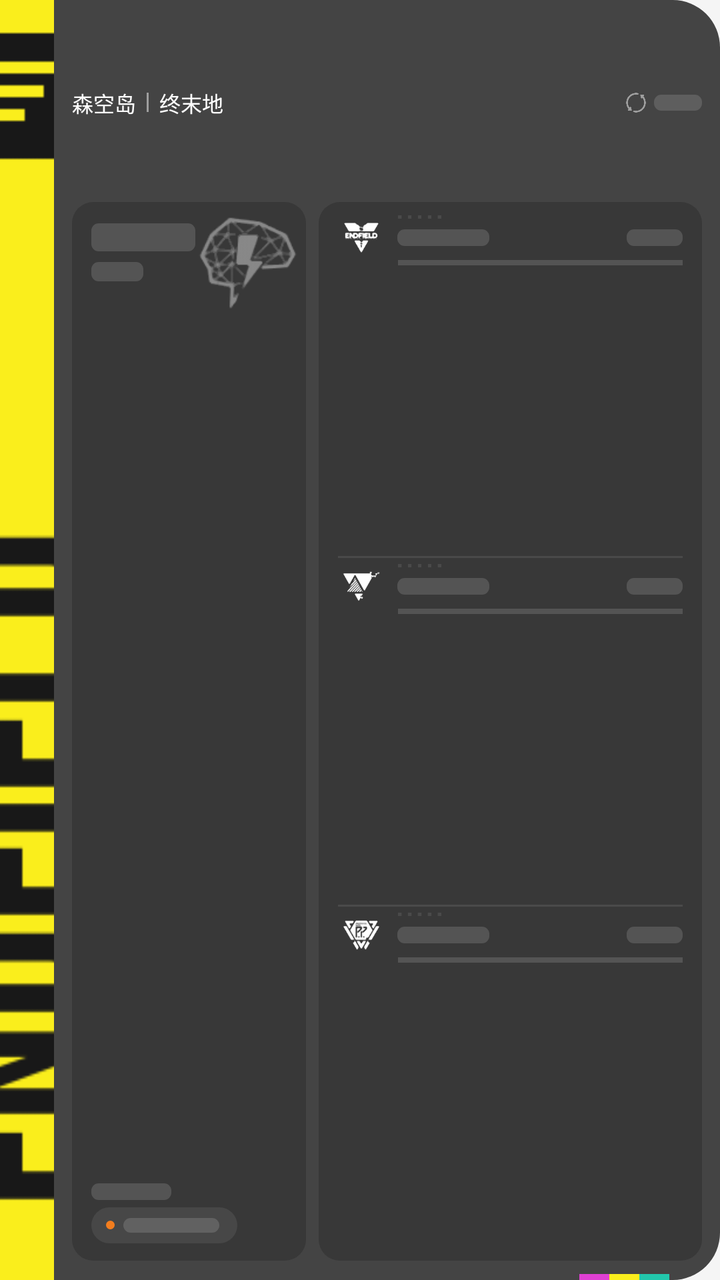
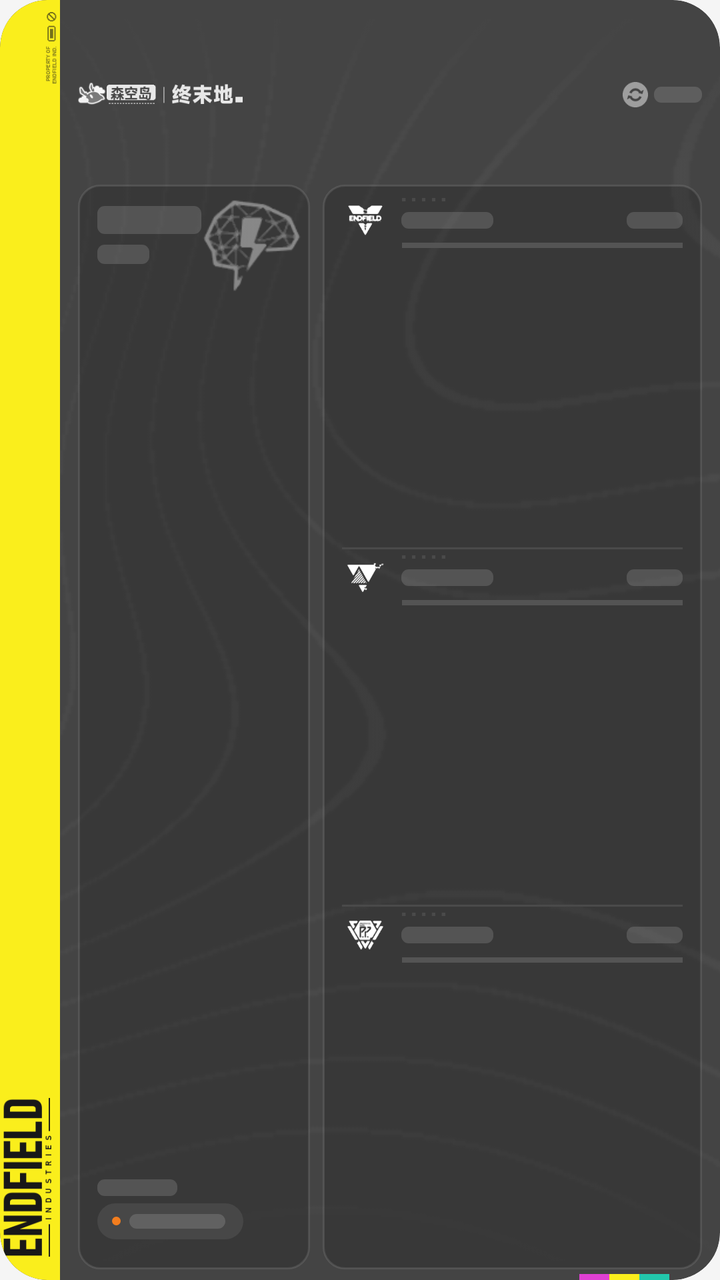

Screens rendered from an Android XML layout before and after an edit, with the pre-edit source and the edit as a unified diff.
<!-- AndroidManifest.xml: application theme Theme.Tsuki -->
<!-- res/layout/endfield_widget_loading.xml -->
<?xml version="1.0" encoding="utf-8"?>
<FrameLayout xmlns:android="http://schemas.android.com/apk/res/android" xmlns:tools="http://schemas.android.com/tools"
    android:id="@android:id/background" android:forceDarkAllowed="false" android:layout_width="match_parent"
    android:layout_height="match_parent" android:background="@drawable/widget_endfield_surface"
    android:contentDescription="@string/endfield_loading"
    tools:ignore="NestedWeights">
  <LinearLayout android:id="@+id/endfield_content" android:layout_width="match_parent" android:layout_height="match_parent"
      android:orientation="horizontal" android:baselineAligned="false">
    <ImageView android:id="@+id/endfield_band" android:layout_width="27dp" android:layout_height="match_parent"
        android:src="@drawable/widget_endfield_band" android:scaleType="centerCrop" android:importantForAccessibility="no" />
    <LinearLayout android:id="@+id/endfield_main" android:layout_width="0dp" android:layout_height="match_parent" android:layout_weight="1"
        android:orientation="vertical" android:paddingStart="9dp" android:paddingEnd="9dp" android:paddingTop="7.2dp"
        android:paddingBottom="9.72dp">
      <LinearLayout android:id="@+id/status_header" android:layout_width="match_parent" android:layout_height="0dp" android:layout_weight="19.44" android:gravity="center_vertical"
          android:orientation="horizontal" android:baselineAligned="false">
        <LinearLayout android:id="@+id/endfield_brand" android:layout_width="wrap_content" android:layout_height="wrap_content"
            android:gravity="center_vertical" android:orientation="horizontal" android:baselineAligned="false">
          <TextView android:id="@+id/endfield_brand_platform" android:layout_width="wrap_content" android:layout_height="wrap_content" android:text="@string/endfield_brand_platform" android:textColor="@color/widget_endfield_text" android:textStyle="bold" style="@style/WidgetEndfield.Brand" />
          <LinearLayout android:id="@+id/endfield_brand_divider" android:layout_width="1dp" android:layout_height="9.72dp" android:layout_marginStart="5.4dp" android:layout_marginEnd="5.4dp" android:background="@color/widget_endfield_secondary" android:orientation="vertical" android:importantForAccessibility="no" />
          <TextView android:id="@+id/endfield_brand_game" android:layout_width="wrap_content" android:layout_height="wrap_content" android:text="@string/endfield_brand_game" android:textColor="@color/widget_endfield_text" android:textStyle="bold" style="@style/WidgetEndfield.Brand" />
        </LinearLayout>
        <FrameLayout android:id="@+id/endfield_header_space" android:layout_width="0dp" android:layout_height="match_parent"
            android:layout_weight="1" />
        <LinearLayout android:id="@+id/status_refresh_hit" android:contentDescription="@string/status_refresh" android:layout_width="wrap_content" android:layout_height="match_parent" android:paddingStart="7.2dp"
            android:paddingEnd="0dp" android:gravity="center_vertical" android:orientation="horizontal" android:baselineAligned="false"
            tools:ignore="UseCompoundDrawables">
          <ImageView android:id="@+id/status_refresh_arrow" android:layout_width="12dp" android:layout_height="12dp"
              android:src="@drawable/widget_refresh" android:tint="@color/widget_endfield_secondary" android:importantForAccessibility="no" />
          <ImageView android:id="@+id/endfield_loading_refresh" android:layout_width="wrap_content" android:layout_height="wrap_content" android:minWidth="24dp" android:minHeight="8dp" android:layout_marginStart="2.88dp" android:background="@drawable/widget_placeholder_dark" android:importantForAccessibility="no" />
        </LinearLayout>
      </LinearLayout>
      <LinearLayout android:id="@+id/endfield_body" android:layout_width="match_parent" android:layout_height="0dp" android:layout_weight="116.43" android:layout_marginTop="5.4dp"
          android:orientation="horizontal" android:baselineAligned="false">
        <FrameLayout android:id="@+id/status_sanity_primary" android:layout_width="0dp" android:layout_height="match_parent"
            android:layout_weight="0.76" android:layout_marginEnd="6.48dp" android:background="@drawable/widget_endfield_panel">
          <ImageView android:id="@+id/status_sanity_icon" android:layout_width="50.4dp" android:layout_height="50.4dp" android:layout_gravity="top|end"
              android:layout_marginTop="5.4dp" android:layout_marginEnd="3.6dp" android:alpha="0.4" android:scaleType="fitCenter"
              android:src="@drawable/widget_endfield_sanity" android:importantForAccessibility="no" />
          <LinearLayout android:id="@+id/endfield_sanity_info" android:layout_width="match_parent" android:layout_height="match_parent"
              android:orientation="vertical" android:paddingStart="9.72dp" android:paddingEnd="8.64dp" android:paddingTop="10.8dp"
              android:paddingBottom="8.64dp">
            <ImageView android:id="@+id/endfield_loading_sanity" android:layout_width="wrap_content" android:layout_height="wrap_content" android:minWidth="52dp" android:minHeight="14dp" android:background="@drawable/widget_placeholder_dark" android:importantForAccessibility="no" />
            <ImageView android:id="@+id/endfield_loading_sanity_label" android:layout_width="wrap_content" android:layout_height="wrap_content" android:minWidth="26dp" android:minHeight="9.6dp" android:layout_marginTop="5.4dp" android:background="@drawable/widget_placeholder_dark" android:importantForAccessibility="no" />
            <FrameLayout android:id="@+id/endfield_sanity_space" android:layout_width="match_parent" android:layout_height="0dp"
                android:layout_weight="1" />
            <ImageView android:id="@+id/endfield_loading_recovery" android:layout_width="wrap_content" android:layout_height="wrap_content" android:minWidth="40dp" android:minHeight="8.4dp" android:background="@drawable/widget_placeholder_dark" android:importantForAccessibility="no" />
            <LinearLayout android:id="@+id/status_sanity_timer_row" android:layout_width="wrap_content" android:layout_height="18dp"
                android:layout_marginTop="3.6dp" android:paddingStart="7.2dp" android:paddingEnd="9dp" android:gravity="center_vertical"
                android:background="@drawable/widget_endfield_pill" android:orientation="horizontal" android:baselineAligned="false"
                tools:ignore="UseCompoundDrawables">
              <ImageView android:id="@+id/status_sanity_clock" android:layout_width="4.32dp" android:layout_height="4.32dp"
                  android:layout_marginEnd="4.32dp" android:src="@drawable/widget_endfield_dot" android:importantForAccessibility="no" />
              <ImageView android:id="@+id/endfield_loading_sanity_time" android:layout_width="wrap_content" android:layout_height="wrap_content" android:minWidth="48dp" android:minHeight="7.2dp" android:background="@drawable/widget_placeholder_dark" android:importantForAccessibility="no" />
            </LinearLayout>
          </LinearLayout>
        </FrameLayout>
        <LinearLayout android:id="@+id/endfield_rows" android:layout_width="0dp" android:layout_height="match_parent" android:layout_weight="1.24"
            android:orientation="vertical" android:paddingStart="9.72dp" android:paddingEnd="9.72dp" android:paddingTop="3.6dp"
            android:paddingBottom="3.6dp" android:background="@drawable/widget_endfield_panel">
          <LinearLayout android:id="@+id/endfield_daily_cell" android:layout_width="match_parent" android:layout_height="0dp"
              android:layout_weight="1" android:orientation="vertical" android:gravity="top" android:paddingTop="2.88dp"
              android:baselineAligned="false">
            <ImageView android:id="@+id/endfield_daily_dots" android:layout_width="21.6dp" android:layout_height="1.8dp"
                android:layout_marginStart="29.88dp" android:src="@drawable/widget_endfield_dots" android:scaleType="fitXY"
                android:importantForAccessibility="no" />
            <LinearLayout android:id="@+id/endfield_daily_info" android:layout_width="match_parent" android:layout_height="wrap_content"
                android:layout_marginTop="1.8dp" android:orientation="horizontal" android:gravity="center_vertical"
                android:baselineAligned="false">
              <ImageView android:id="@+id/endfield_daily_icon" android:layout_width="23.4dp" android:layout_height="15.6dp"
                  android:scaleType="fitCenter" android:src="@drawable/widget_endfield_daily" android:importantForAccessibility="no" />
              <FrameLayout android:layout_width="0dp" android:layout_height="wrap_content" android:layout_weight="1" android:layout_marginStart="6.48dp"><ImageView android:id="@+id/endfield_loading_daily_label" android:layout_width="wrap_content" android:layout_height="wrap_content" android:minWidth="46dp" android:minHeight="8.4dp" android:layout_gravity="start|center_vertical" android:background="@drawable/widget_placeholder_dark" android:importantForAccessibility="no" /></FrameLayout>
              <ImageView android:id="@+id/endfield_loading_daily" android:layout_width="wrap_content" android:layout_height="wrap_content" android:minWidth="28dp" android:minHeight="8.4dp" android:background="@drawable/widget_placeholder_dark" android:importantForAccessibility="no" />
            </LinearLayout>
            <LinearLayout android:id="@+id/endfield_daily_progress" android:layout_width="match_parent" android:layout_height="2.52dp" android:layout_marginTop="3.24dp" android:layout_marginStart="29.88dp" android:background="@color/widget_endfield_track" android:orientation="horizontal" android:importantForAccessibility="no" />
          </LinearLayout>
          <LinearLayout android:id="@+id/endfield_divider_1" android:layout_width="match_parent" android:layout_height="1dp" android:background="@color/widget_endfield_divider" android:orientation="vertical" android:importantForAccessibility="no" />
          <LinearLayout android:id="@+id/endfield_weekly_cell" android:layout_width="match_parent" android:layout_height="0dp"
              android:layout_weight="1" android:orientation="vertical" android:gravity="top" android:paddingTop="2.88dp"
              android:baselineAligned="false">
            <ImageView android:id="@+id/endfield_weekly_dots" android:layout_width="21.6dp" android:layout_height="1.8dp"
                android:layout_marginStart="29.88dp" android:src="@drawable/widget_endfield_dots" android:scaleType="fitXY"
                android:importantForAccessibility="no" />
            <LinearLayout android:id="@+id/endfield_weekly_info" android:layout_width="match_parent" android:layout_height="wrap_content"
                android:layout_marginTop="1.8dp" android:orientation="horizontal" android:gravity="center_vertical"
                android:baselineAligned="false">
              <ImageView android:id="@+id/endfield_weekly_icon" android:layout_width="23.4dp" android:layout_height="15.6dp"
                  android:scaleType="fitCenter" android:src="@drawable/widget_endfield_weekly" android:importantForAccessibility="no" />
              <FrameLayout android:layout_width="0dp" android:layout_height="wrap_content" android:layout_weight="1" android:layout_marginStart="6.48dp"><ImageView android:id="@+id/endfield_loading_weekly_label" android:layout_width="wrap_content" android:layout_height="wrap_content" android:minWidth="46dp" android:minHeight="8.4dp" android:layout_gravity="start|center_vertical" android:background="@drawable/widget_placeholder_dark" android:importantForAccessibility="no" /></FrameLayout>
              <ImageView android:id="@+id/endfield_loading_weekly" android:layout_width="wrap_content" android:layout_height="wrap_content" android:minWidth="28dp" android:minHeight="8.4dp" android:background="@drawable/widget_placeholder_dark" android:importantForAccessibility="no" />
            </LinearLayout>
            <LinearLayout android:id="@+id/endfield_weekly_progress" android:layout_width="match_parent" android:layout_height="2.52dp" android:layout_marginTop="3.24dp" android:layout_marginStart="29.88dp" android:background="@color/widget_endfield_track" android:orientation="horizontal" android:importantForAccessibility="no" />
          </LinearLayout>
          <LinearLayout android:id="@+id/endfield_divider_2" android:layout_width="match_parent" android:layout_height="1dp" android:background="@color/widget_endfield_divider" android:orientation="vertical" android:importantForAccessibility="no" />
          <LinearLayout android:id="@+id/endfield_pass_cell" android:layout_width="match_parent" android:layout_height="0dp"
              android:layout_weight="1" android:orientation="vertical" android:gravity="top" android:paddingTop="2.88dp"
              android:baselineAligned="false">
            <ImageView android:id="@+id/endfield_pass_dots" android:layout_width="21.6dp" android:layout_height="1.8dp"
                android:layout_marginStart="29.88dp" android:src="@drawable/widget_endfield_dots" android:scaleType="fitXY"
                android:importantForAccessibility="no" />
            <LinearLayout android:id="@+id/endfield_pass_info" android:layout_width="match_parent" android:layout_height="wrap_content"
                android:layout_marginTop="1.8dp" android:orientation="horizontal" android:gravity="center_vertical"
                android:baselineAligned="false">
              <ImageView android:id="@+id/endfield_pass_icon" android:layout_width="23.4dp" android:layout_height="15.6dp"
                  android:scaleType="fitCenter" android:src="@drawable/widget_endfield_pass" android:importantForAccessibility="no" />
              <FrameLayout android:layout_width="0dp" android:layout_height="wrap_content" android:layout_weight="1" android:layout_marginStart="6.48dp"><ImageView android:id="@+id/endfield_loading_pass_label" android:layout_width="wrap_content" android:layout_height="wrap_content" android:minWidth="46dp" android:minHeight="8.4dp" android:layout_gravity="start|center_vertical" android:background="@drawable/widget_placeholder_dark" android:importantForAccessibility="no" /></FrameLayout>
              <ImageView android:id="@+id/endfield_loading_pass" android:layout_width="wrap_content" android:layout_height="wrap_content" android:minWidth="28dp" android:minHeight="8.4dp" android:background="@drawable/widget_placeholder_dark" android:importantForAccessibility="no" />
            </LinearLayout>
            <LinearLayout android:id="@+id/endfield_pass_progress" android:layout_width="match_parent" android:layout_height="2.52dp" android:layout_marginTop="3.24dp" android:layout_marginStart="29.88dp" android:background="@color/widget_endfield_track" android:orientation="horizontal" android:importantForAccessibility="no" />
          </LinearLayout>
        </LinearLayout>
      </LinearLayout>
    </LinearLayout>
  </LinearLayout>
  <LinearLayout android:id="@+id/endfield_stripe" android:layout_width="wrap_content" android:layout_height="2.88dp"
      android:layout_gravity="bottom|end" android:layout_marginEnd="25.2dp" android:orientation="horizontal"
      android:importantForAccessibility="no">
    <LinearLayout android:id="@+id/endfield_stripe_magenta" android:layout_width="15.12dp" android:layout_height="match_parent" android:background="@color/widget_endfield_magenta" android:orientation="vertical" android:importantForAccessibility="no" />
    <LinearLayout android:id="@+id/endfield_stripe_yellow" android:layout_width="15.12dp" android:layout_height="match_parent" android:background="@color/widget_endfield_yellow" android:orientation="vertical" android:importantForAccessibility="no" />
    <LinearLayout android:id="@+id/endfield_stripe_cyan" android:layout_width="15.12dp" android:layout_height="match_parent" android:background="@color/widget_endfield_cyan" android:orientation="vertical" android:importantForAccessibility="no" />
  </LinearLayout>
</FrameLayout>
<!-- resources referenced by this layout -->
<resources>
  <color name="widget_endfield_cyan">#FF22C7AC</color>
  <color name="widget_endfield_divider">#FF4A4A4A</color>
  <color name="widget_endfield_magenta">#FFE040D3</color>
  <color name="widget_endfield_secondary">#FF9E9E9E</color>
  <color name="widget_endfield_text">#FFFFFFFF</color>
  <color name="widget_endfield_track">#FF545454</color>
  <color name="widget_endfield_yellow">#FFFAEE1C</color>
  <!-- drawable widget_endfield_band: png bitmap (drawable-nodpi, 3541 bytes) -->
  <!-- drawable widget_endfield_panel (drawable) -->
  <?xml version="1.0" encoding="utf-8"?>
  <shape xmlns:android="http://schemas.android.com/apk/res/android" android:shape="rectangle">
      <solid android:color="@color/widget_endfield_panel" />
      <corners android:radius="10.8dp" />
  </shape>
  <!-- drawable widget_endfield_pill (drawable) -->
  <?xml version="1.0" encoding="utf-8"?>
  <shape xmlns:android="http://schemas.android.com/apk/res/android" android:shape="rectangle">
      <solid android:color="@color/widget_endfield_pill" />
      <corners android:radius="100dp" />
  </shape>
  <!-- drawable widget_placeholder_dark (drawable) -->
  <?xml version="1.0" encoding="utf-8"?>
  <shape xmlns:android="http://schemas.android.com/apk/res/android" android:shape="rectangle">
      <solid android:color="@color/widget_placeholder_dark" />
      <corners android:radius="3.6dp" />
  </shape>
  <!-- drawable widget_refresh (drawable) -->
  <?xml version="1.0" encoding="utf-8"?>
  <vector xmlns:android="http://schemas.android.com/apk/res/android" android:width="24dp" android:height="24dp"
      android:viewportWidth="1225.2" android:viewportHeight="1225.2">
      <path android:fillColor="#FFFFFFFF" android:fillType="nonZero" android:pathData="M1025.1,245.1 L1004.1,272.1 Q998.1,280.1,998.1,287.6 Q998.1,295.1,1005.1,304.1 Q1066.1,385.1,1092.6,481.1 Q1119.1,577.1,1107.6,675.6 Q1096.1,774.1,1044.1,862.1 Q988.1,958.1,899.1,1020.6 Q810.1,1083.1,702.6,1103.1 Q595.1,1123.1,485.1,1095.1 Q471.1,1091.1,466.1,1079.6 Q461.1,1068.1,467.1,1057.1 L483.1,1030.1 Q489.1,1018.1,496.1,1015.6 Q503.1,1013.1,515.1,1015.1 Q605.1,1035.1,692.6,1017.6 Q780.1,1000.1,852.6,949.1 Q925.1,898.1,970.1,819.1 Q1012.1,747.1,1022.6,666.6 Q1033.1,586.1,1012.6,508.6 Q992.1,431.1,945.1,367.1 Q942.1,363.1,937.6,363.1 Q933.1,363.1,929.1,368.1 L913.1,388.1 Q907.1,395.1,898.1,397.1 Q889.1,399.1,881.1,394.1 Q873.1,389.1,869.1,375.1 L831.1,232.1 Q828.1,220.1,834.6,211.1 Q841.1,202.1,854.1,202.1 L1008.1,206.1 Q1019.1,206.1,1025.1,212.6 Q1031.1,219.1,1031.1,228.6 Q1031.1,238.1,1025.1,245.1 Z M744.1,166.1 L728.1,194.1 Q720.1,212.1,693.1,207.1 Q606.1,191.1,522.1,210.1 Q438.1,229.1,368.6,279.6 Q299.1,330.1,255.1,406.1 Q214.1,477.1,203.1,556.6 Q192.1,636.1,211.6,713.1 Q231.1,790.1,277.1,854.1 Q281.1,859.1,287.6,859.1 Q294.1,859.1,298.1,854.1 L317.1,831.1 Q327.1,820.1,340.1,823.1 Q353.1,826.1,357.1,840.1 L396.1,982.1 Q401.1,999.1,395.1,1009.6 Q389.1,1020.1,374.1,1019.1 L219.1,1015.1 Q209.1,1015.1,203.6,1008.6 Q198.1,1002.1,197.6,993.6 Q197.1,985.1,201.1,979.1 L219.1,954.1 Q226.1,945.1,226.6,937.6 Q227.1,930.1,222.1,923.1 Q160.1,843.1,133.1,747.1 Q106.1,651.1,117.6,551.6 Q129.1,452.1,181.1,363.1 Q235.1,269.1,322.1,207.6 Q409.1,146.1,513.6,124.1 Q618.1,102.1,724.1,126.1 Q740.1,130.1,745.6,142.6 Q751.1,155.1,744.1,166.1 Z" />
  </vector>
  <string name="endfield_brand_game">终末地</string>
  <string name="endfield_brand_platform">森空岛</string>
  <string name="endfield_loading">正在加载明日方舟：终末地数据</string>
  <string name="status_refresh">刷新</string>
  <style name="WidgetEndfield.Brand"><item name="android:textSize">@dimen/widget_endfield_brand</item></style>
  <color name="widget_endfield_dot">#FFF27D1E</color>
  <color name="widget_endfield_panel">#FF383838</color>
  <color name="widget_endfield_pill">#FF474747</color>
  <color name="widget_endfield_surface">#FF444444</color>
  <color name="widget_placeholder_dark">#24FFFFFF</color>
  <dimen name="widget_endfield_brand">10.8dp</dimen>
  <!-- unchanged entries left out for length: 8 -->
</resources>

<!-- the commit's change to res/layout/endfield_widget_loading.xml (unified diff, before → after) -->
@@ -1,35 +1,43 @@
 <?xml version="1.0" encoding="utf-8"?>
 <FrameLayout xmlns:android="http://schemas.android.com/apk/res/android" xmlns:tools="http://schemas.android.com/tools"
     android:id="@android:id/background" android:forceDarkAllowed="false" android:layout_width="match_parent"
-    android:layout_height="match_parent" android:background="@drawable/widget_endfield_surface"
+    android:layout_height="match_parent" android:background="@drawable/widget_endfield_surface" android:clipToOutline="true"
     android:contentDescription="@string/endfield_loading"
     tools:ignore="NestedWeights">
+  <ImageView android:id="@+id/endfield_texture" android:layout_width="match_parent" android:layout_height="match_parent"
+      android:src="@drawable/widget_endfield_texture" android:scaleType="centerCrop" android:importantForAccessibility="no" />
   <LinearLayout android:id="@+id/endfield_content" android:layout_width="match_parent" android:layout_height="match_parent"
       android:orientation="horizontal" android:baselineAligned="false">
-    <ImageView android:id="@+id/endfield_band" android:layout_width="27dp" android:layout_height="match_parent"
-        android:src="@drawable/widget_endfield_band" android:scaleType="centerCrop" android:importantForAccessibility="no" />
+    <FrameLayout android:id="@+id/endfield_band_frame" android:layout_width="wrap_content" android:layout_height="match_parent">
+      <ImageView android:id="@+id/endfield_band" android:layout_width="30dp" android:layout_height="match_parent"
+          android:background="@drawable/widget_endfield_band_shape" android:importantForAccessibility="no" />
+      <ImageView android:id="@+id/endfield_band_marks" android:layout_width="30dp" android:layout_height="37.19dp"
+          android:layout_gravity="top" android:layout_marginTop="5.4dp" android:src="@drawable/widget_endfield_band_marks"
+          android:scaleType="fitCenter" android:importantForAccessibility="no" />
+      <ImageView android:id="@+id/endfield_band_word" android:layout_width="30dp" android:layout_height="80.63dp"
+          android:layout_gravity="bottom" android:layout_marginBottom="11dp" android:src="@drawable/widget_endfield_band_word"
+          android:scaleType="fitCenter" android:importantForAccessibility="no" />
+    </FrameLayout>
     <LinearLayout android:id="@+id/endfield_main" android:layout_width="0dp" android:layout_height="match_parent" android:layout_weight="1"
-        android:orientation="vertical" android:paddingStart="9dp" android:paddingEnd="9dp" android:paddingTop="7.2dp"
-        android:paddingBottom="9.72dp">
+        android:orientation="vertical" android:paddingStart="9dp" android:paddingEnd="9dp" android:paddingTop="5.4dp"
+        android:paddingBottom="5.4dp">
       <LinearLayout android:id="@+id/status_header" android:layout_width="match_parent" android:layout_height="0dp" android:layout_weight="19.44" android:gravity="center_vertical"
           android:orientation="horizontal" android:baselineAligned="false">
         <LinearLayout android:id="@+id/endfield_brand" android:layout_width="wrap_content" android:layout_height="wrap_content"
             android:gravity="center_vertical" android:orientation="horizontal" android:baselineAligned="false">
-          <TextView android:id="@+id/endfield_brand_platform" android:layout_width="wrap_content" android:layout_height="wrap_content" android:text="@string/endfield_brand_platform" android:textColor="@color/widget_endfield_text" android:textStyle="bold" style="@style/WidgetEndfield.Brand" />
-          <LinearLayout android:id="@+id/endfield_brand_divider" android:layout_width="1dp" android:layout_height="9.72dp" android:layout_marginStart="5.4dp" android:layout_marginEnd="5.4dp" android:background="@color/widget_endfield_secondary" android:orientation="vertical" android:importantForAccessibility="no" />
-          <TextView android:id="@+id/endfield_brand_game" android:layout_width="wrap_content" android:layout_height="wrap_content" android:text="@string/endfield_brand_game" android:textColor="@color/widget_endfield_text" android:textStyle="bold" style="@style/WidgetEndfield.Brand" />
+          <ImageView android:id="@+id/endfield_brand_mark" android:layout_width="82.22dp" android:layout_height="13.2dp" android:scaleType="fitCenter" android:src="@drawable/widget_endfield_brand" android:importantForAccessibility="no" />
         </LinearLayout>
         <FrameLayout android:id="@+id/endfield_header_space" android:layout_width="0dp" android:layout_height="match_parent"
             android:layout_weight="1" />
         <LinearLayout android:id="@+id/status_refresh_hit" android:contentDescription="@string/status_refresh" android:layout_width="wrap_content" android:layout_height="match_parent" android:paddingStart="7.2dp"
             android:paddingEnd="0dp" android:gravity="center_vertical" android:orientation="horizontal" android:baselineAligned="false"
             tools:ignore="UseCompoundDrawables">
-          <ImageView android:id="@+id/status_refresh_arrow" android:layout_width="12dp" android:layout_height="12dp"
-              android:src="@drawable/widget_refresh" android:tint="@color/widget_endfield_secondary" android:importantForAccessibility="no" />
+          <ImageView android:id="@+id/status_refresh_arrow" android:layout_width="12.6dp" android:layout_height="12.6dp"
+              android:src="@drawable/widget_endfield_refresh" android:tint="@color/widget_endfield_secondary" android:importantForAccessibility="no" />
           <ImageView android:id="@+id/endfield_loading_refresh" android:layout_width="wrap_content" android:layout_height="wrap_content" android:minWidth="24dp" android:minHeight="8dp" android:layout_marginStart="2.88dp" android:background="@drawable/widget_placeholder_dark" android:importantForAccessibility="no" />
         </LinearLayout>
       </LinearLayout>
-      <LinearLayout android:id="@+id/endfield_body" android:layout_width="match_parent" android:layout_height="0dp" android:layout_weight="116.43" android:layout_marginTop="5.4dp"
+      <LinearLayout android:id="@+id/endfield_body" android:layout_width="match_parent" android:layout_height="0dp" android:layout_weight="124.95" android:layout_marginTop="3dp"
           android:orientation="horizontal" android:baselineAligned="false">
         <FrameLayout android:id="@+id/status_sanity_primary" android:layout_width="0dp" android:layout_height="match_parent"
             android:layout_weight="0.76" android:layout_marginEnd="6.48dp" android:background="@drawable/widget_endfield_panel">
@@ -38,7 +46,7 @@
               android:src="@drawable/widget_endfield_sanity" android:importantForAccessibility="no" />
           <LinearLayout android:id="@+id/endfield_sanity_info" android:layout_width="match_parent" android:layout_height="match_parent"
               android:orientation="vertical" android:paddingStart="9.72dp" android:paddingEnd="8.64dp" android:paddingTop="10.8dp"
-              android:paddingBottom="8.64dp">
+              android:paddingBottom="15.12dp">
             <ImageView android:id="@+id/endfield_loading_sanity" android:layout_width="wrap_content" android:layout_height="wrap_content" android:minWidth="52dp" android:minHeight="14dp" android:background="@drawable/widget_placeholder_dark" android:importantForAccessibility="no" />
             <ImageView android:id="@+id/endfield_loading_sanity_label" android:layout_width="wrap_content" android:layout_height="wrap_content" android:minWidth="26dp" android:minHeight="9.6dp" android:layout_marginTop="5.4dp" android:background="@drawable/widget_placeholder_dark" android:importantForAccessibility="no" />
             <FrameLayout android:id="@+id/endfield_sanity_space" android:layout_width="match_parent" android:layout_height="0dp"
<!-- resource entries referenced after the edit -->
@@ -4,14 +4,23 @@
   <color name="widget_endfield_divider">#FF4A4A4A</color>
   <color name="widget_endfield_magenta">#FFE040D3</color>
   <color name="widget_endfield_secondary">#FF9E9E9E</color>
-  <color name="widget_endfield_text">#FFFFFFFF</color>
   <color name="widget_endfield_track">#FF545454</color>
   <color name="widget_endfield_yellow">#FFFAEE1C</color>
-  <!-- drawable widget_endfield_band: png bitmap (drawable-nodpi, 3541 bytes) -->
+  <!-- drawable widget_endfield_band_marks: png bitmap (drawable-nodpi, 1162 bytes) -->
+  <!-- drawable widget_endfield_band_shape (drawable) -->
+  <?xml version="1.0" encoding="utf-8"?>
+  <shape xmlns:android="http://schemas.android.com/apk/res/android" android:shape="rectangle">
+      <solid android:color="@color/widget_endfield_yellow" />
+      <corners android:topLeftRadius="23.76dp" android:bottomLeftRadius="23.76dp" android:topRightRadius="0dp"
+          android:bottomRightRadius="0dp" />
+  </shape>
+  <!-- drawable widget_endfield_band_word: png bitmap (drawable-nodpi, 2534 bytes) -->
+  <!-- drawable widget_endfield_brand: png bitmap (drawable-nodpi, 8538 bytes) -->
   <!-- drawable widget_endfield_panel (drawable) -->
   <?xml version="1.0" encoding="utf-8"?>
   <shape xmlns:android="http://schemas.android.com/apk/res/android" android:shape="rectangle">
       <solid android:color="@color/widget_endfield_panel" />
+      <stroke android:width="1dp" android:color="@color/widget_endfield_panel_rim" />
       <corners android:radius="10.8dp" />
   </shape>
   <!-- drawable widget_endfield_pill (drawable) -->
@@ -20,29 +29,22 @@
       <solid android:color="@color/widget_endfield_pill" />
       <corners android:radius="100dp" />
   </shape>
+  <!-- drawable widget_endfield_refresh: png bitmap (drawable-nodpi, 1501 bytes) -->
+  <!-- drawable widget_endfield_texture: png bitmap (drawable-nodpi, 40432 bytes) -->
   <!-- drawable widget_placeholder_dark (drawable) -->
   <?xml version="1.0" encoding="utf-8"?>
   <shape xmlns:android="http://schemas.android.com/apk/res/android" android:shape="rectangle">
       <solid android:color="@color/widget_placeholder_dark" />
       <corners android:radius="3.6dp" />
   </shape>
-  <!-- drawable widget_refresh (drawable) -->
-  <?xml version="1.0" encoding="utf-8"?>
-  <vector xmlns:android="http://schemas.android.com/apk/res/android" android:width="24dp" android:height="24dp"
-      android:viewportWidth="1225.2" android:viewportHeight="1225.2">
-      <path android:fillColor="#FFFFFFFF" android:fillType="nonZero" android:pathData="M1025.1,245.1 L1004.1,272.1 Q998.1,280.1,998.1,287.6 Q998.1,295.1,1005.1,304.1 Q1066.1,385.1,1092.6,481.1 Q1119.1,577.1,1107.6,675.6 Q1096.1,774.1,1044.1,862.1 Q988.1,958.1,899.1,1020.6 Q810.1,1083.1,702.6,1103.1 Q595.1,1123.1,485.1,1095.1 Q471.1,1091.1,466.1,1079.6 Q461.1,1068.1,467.1,1057.1 L483.1,1030.1 Q489.1,1018.1,496.1,1015.6 Q503.1,1013.1,515.1,1015.1 Q605.1,1035.1,692.6,1017.6 Q780.1,1000.1,852.6,949.1 Q925.1,898.1,970.1,819.1 Q1012.1,747.1,1022.6,666.6 Q1033.1,586.1,1012.6,508.6 Q992.1,431.1,945.1,367.1 Q942.1,363.1,937.6,363.1 Q933.1,363.1,929.1,368.1 L913.1,388.1 Q907.1,395.1,898.1,397.1 Q889.1,399.1,881.1,394.1 Q873.1,389.1,869.1,375.1 L831.1,232.1 Q828.1,220.1,834.6,211.1 Q841.1,202.1,854.1,202.1 L1008.1,206.1 Q1019.1,206.1,1025.1,212.6 Q1031.1,219.1,1031.1,228.6 Q1031.1,238.1,1025.1,245.1 Z M744.1,166.1 L728.1,194.1 Q720.1,212.1,693.1,207.1 Q606.1,191.1,522.1,210.1 Q438.1,229.1,368.6,279.6 Q299.1,330.1,255.1,406.1 Q214.1,477.1,203.1,556.6 Q192.1,636.1,211.6,713.1 Q231.1,790.1,277.1,854.1 Q281.1,859.1,287.6,859.1 Q294.1,859.1,298.1,854.1 L317.1,831.1 Q327.1,820.1,340.1,823.1 Q353.1,826.1,357.1,840.1 L396.1,982.1 Q401.1,999.1,395.1,1009.6 Q389.1,1020.1,374.1,1019.1 L219.1,1015.1 Q209.1,1015.1,203.6,1008.6 Q198.1,1002.1,197.6,993.6 Q197.1,985.1,201.1,979.1 L219.1,954.1 Q226.1,945.1,226.6,937.6 Q227.1,930.1,222.1,923.1 Q160.1,843.1,133.1,747.1 Q106.1,651.1,117.6,551.6 Q129.1,452.1,181.1,363.1 Q235.1,269.1,322.1,207.6 Q409.1,146.1,513.6,124.1 Q618.1,102.1,724.1,126.1 Q740.1,130.1,745.6,142.6 Q751.1,155.1,744.1,166.1 Z" />
-  </vector>
-  <string name="endfield_brand_game">终末地</string>
-  <string name="endfield_brand_platform">森空岛</string>
   <string name="endfield_loading">正在加载明日方舟：终末地数据</string>
   <string name="status_refresh">刷新</string>
-  <style name="WidgetEndfield.Brand"><item name="android:textSize">@dimen/widget_endfield_brand</item></style>
   <color name="widget_endfield_dot">#FFF27D1E</color>
-  <color name="widget_endfield_panel">#FF383838</color>
+  <color name="widget_endfield_panel">#2E000000</color>
+  <color name="widget_endfield_panel_rim">#1AFFFFFF</color>
   <color name="widget_endfield_pill">#FF474747</color>
   <color name="widget_endfield_surface">#FF444444</color>
   <color name="widget_placeholder_dark">#24FFFFFF</color>
-  <dimen name="widget_endfield_brand">10.8dp</dimen>
   <!-- unchanged entries left out for length: 8 -->
 </resources>
 
